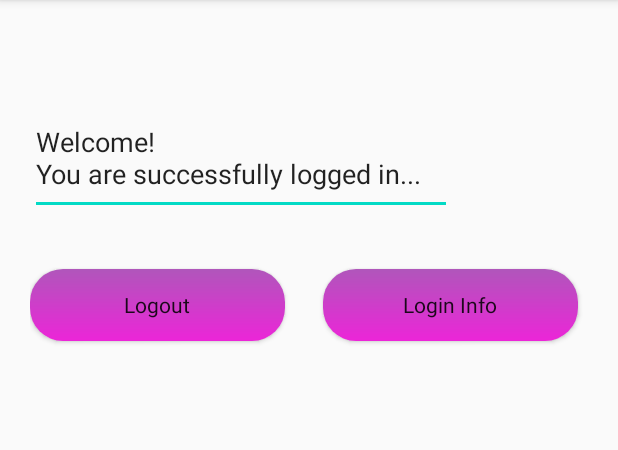
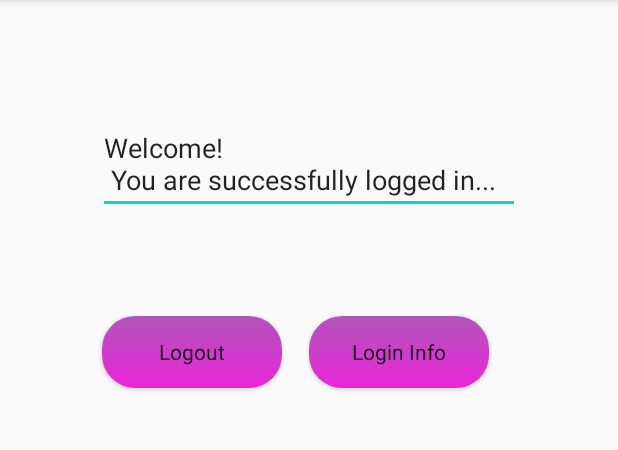
Before and after one commit to shamas-android-developer/shared-preferences-login_page, an Android app built with Jetpack Compose: the SecondActivity screen opened directly, with no data from a screen before it, on a phone screen of 412 x 824 dp, the part 84-534 px from its top. Run offline under Robolectric (Android 15) with nearby library versions, the phone set to English and light mode, and no system bars.

Commit message:
Modified file's data-

```diff
--- a/app/src/main/java/com/example/myapplication/SecondActivity.kt
+++ b/app/src/main/java/com/example/myapplication/SecondActivity.kt
@@ -4,7 +4,6 @@ package com.example.myapplication
 import android.annotation.SuppressLint
 import android.content.Intent
 import android.os.Bundle
-import android.view.View
 import android.widget.Button
 import android.widget.EditText
 import android.widget.Toast
@@ -18,7 +17,7 @@ class SecondActivity : AppCompatActivity() {
     private lateinit var buttonLogout: Button
     private lateinit var buttonLogInfo: Button
 
-    @SuppressLint("MissingInflatedId")
+
     override fun onCreate(savedInstanceState: Bundle?) {
         super.onCreate(savedInstanceState)
         setContentView(R.layout.activity_second)
@@ -26,7 +25,7 @@ class SecondActivity : AppCompatActivity() {
         // Initialize view elements
         buttonLogout = findViewById(R.id.buttonLogout)
         buttonLogInfo = findViewById(R.id.buttonLoginInfo)
-        multilineText = findViewById(R.id.editMultiLine)
+        multilineText = findViewById(R.id.editWelcomeText)
 
         welcomeScreen = SharedPref(this)
 
--- a/app/src/main/res/layout/activity_second.xml
+++ b/app/src/main/res/layout/activity_second.xml
@@ -8,47 +8,54 @@
     android:padding="20dp"
     tools:context=".SecondActivity">
 
+
+    <EditText
+        android:id="@+id/editWelcomeText"
+        android:layout_width="281dp"
+        android:layout_height="wrap_content"
+        android:layout_marginTop="56dp"
+        android:ems="10"
+        android:gravity="start|top"
+        android:inputType="textMultiLine"
+        android:text="@string/welcome_you_are_successfully_logged_in"
+        app:layout_constraintEnd_toEndOf="parent"
+        app:layout_constraintHorizontal_bias="0.503"
+        app:layout_constraintStart_toStartOf="parent"
+        app:layout_constraintTop_toTopOf="parent" />
+
     <Button
         android:id="@+id/buttonLogout"
         style="@style/RoundButton"
-        android:layout_width="170dp"
-        android:layout_marginTop="36dp"
+        android:layout_width="120dp"
         android:layout_height="wrap_content"
+        android:layout_marginStart="48dp"
+        android:layout_marginTop="68dp"
         android:background="@drawable/button_shadow"
         android:text="@string/logout_button"
-        app:layout_constraintHorizontal_chainStyle="packed"
         app:layout_constraintStart_toStartOf="parent"
-        app:layout_constraintTop_toBottomOf="@+id/editMultiLine"
+        app:layout_constraintTop_toBottomOf="@+id/editWelcomeText"
         tools:ignore="MissingConstraints" />
 
     <Button
         android:id="@+id/buttonLoginInfo"
         style="@style/RoundButton"
-        android:layout_width="170dp"
+        android:layout_width="120dp"
         android:layout_height="wrap_content"
-        android:layout_marginStart="14dp"
-        android:layout_marginTop="36dp"
+        android:layout_marginTop="68dp"
+        android:layout_marginEnd="48dp"
         android:background="@drawable/button_shadow"
         android:text="@string/button_login_info"
         app:layout_constraintEnd_toEndOf="parent"
-        app:layout_constraintHorizontal_bias="0.615"
         app:layout_constraintHorizontal_chainStyle="packed"
         app:layout_constraintStart_toEndOf="@+id/buttonLogout"
-        app:layout_constraintTop_toBottomOf="@+id/editMultiLine"
+        app:layout_constraintTop_toBottomOf="@+id/editWelcomeText"
         tools:ignore="MissingConstraints" />
 
-    <EditText
-        android:id="@+id/editMultiLine"
-        android:layout_width="281dp"
-        android:layout_height="71dp"
-        android:layout_marginTop="52dp"
-        android:ems="10"
-        android:gravity="start|top"
-        android:inputType="textMultiLine"
-        android:text="Welcome! \nYou are successfully logged in..."
-        app:layout_constraintEnd_toEndOf="parent"
-        app:layout_constraintHorizontal_bias="0.0"
-        app:layout_constraintStart_toStartOf="parent"
-        app:layout_constraintTop_toTopOf="parent" />
+    <androidx.constraintlayout.widget.Group
+        android:id="@+id/group5"
+        android:layout_width="wrap_content"
+        android:layout_height="wrap_content"
+        app:constraint_referenced_ids="buttonLoginInfo,editWelcomeText,buttonLogout" />
+
 
 </androidx.constraintlayout.widget.ConstraintLayout>
--- a/app/src/main/res/values/strings.xml
+++ b/app/src/main/res/values/strings.xml
@@ -18,5 +18,6 @@
     <string name="button_login_info">Login Info</string>
     <string name="go_back_button">Go Back</string>
     <string name="title_activity_third">ThirdActivity</string>
+    <string name="welcome_you_are_successfully_logged_in">Welcome! \n You are successfully logged in...</string>
 
 </resources>
--- a/gradle/libs.versions.toml
+++ b/gradle/libs.versions.toml
@@ -12,6 +12,9 @@ appcompat = "1.6.1"
 constraintlayout = "2.1.4"
 supportAnnotations = "28.0.0"
 annotation = "1.7.1"
+uiGraphicsAndroid = "1.6.6"
+foundationAndroid = "1.6.6"
+material3Android = "1.2.1"
 
 [libraries]
 androidx-core-ktx = { group = "androidx.core", name = "core-ktx", version.ref = "coreKtx" }
@@ -32,6 +35,9 @@ androidx-appcompat = { group = "androidx.appcompat", name = "appcompat", version
 androidx-constraintlayout = { group = "androidx.constraintlayout", name = "constraintlayout", version.ref = "constraintlayout" }
 support-annotations = { group = "com.android.support", name = "support-annotations", version.ref = "supportAnnotations" }
 androidx-annotation = { group = "androidx.annotation", name = "annotation", version.ref = "annotation" }
+androidx-ui-graphics-android = { group = "androidx.compose.ui", name = "ui-graphics-android", version.ref = "uiGraphicsAndroid" }
+androidx-foundation-android = { group = "androidx.compose.foundation", name = "foundation-android", version.ref = "foundationAndroid" }
+androidx-material3-android = { group = "androidx.compose.material3", name = "material3-android", version.ref = "material3Android" }
 
 [plugins]
 androidApplication = { id = "com.android.application", version.ref = "agp" }
```
Also changed, not shown: app/build.gradle.kts (+3 -17 lines), app/src/main/res/layout/activity_main.xml (+22 -8 lines), app/src/main/res/layout/activity_third.xml (+18 -13 lines).
